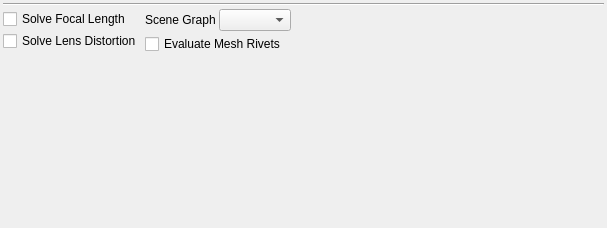
Qt form python/mmSolver/tools/solver/widget/solver_basic_widget.ui (david-cattermole/mayaMatchMoveSolver) before a commit.
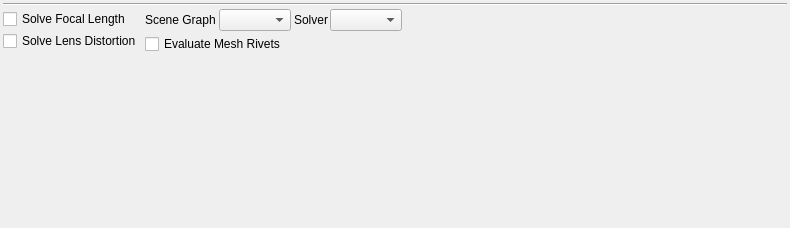
The same form after that commit.

Commit message: Core Solver - Add Ceres LMDIF solver.

```diff
--- a/python/mmSolver/tools/solver/widget/solver_basic_widget.ui
+++ b/python/mmSolver/tools/solver/widget/solver_basic_widget.ui
@@ -6,7 +6,7 @@
    <rect>
     <x>0</x>
     <y>0</y>
-    <width>607</width>
+    <width>790</width>
     <height>228</height>
    </rect>
   </property>
@@ -126,6 +126,50 @@
        </item>
       </layout>
      </item>
+     <item>
+      <layout class="QVBoxLayout" name="options3_layout">
+       <property name="spacing">
+        <number>2</number>
+       </property>
+       <item>
+        <layout class="QHBoxLayout" name="solverType_layout" stretch="0,0">
+         <property name="spacing">
+          <number>2</number>
+         </property>
+         <item>
+          <widget class="QLabel" name="solverType_label">
+           <property name="text">
+            <string>Solver</string>
+           </property>
+          </widget>
+         </item>
+         <item>
+          <widget class="QComboBox" name="solverType_comboBox">
+           <property name="sizePolicy">
+            <sizepolicy hsizetype="Minimum" vsizetype="Fixed">
+             <horstretch>1</horstretch>
+             <verstretch>0</verstretch>
+            </sizepolicy>
+           </property>
+          </widget>
+         </item>
+        </layout>
+       </item>
+       <item>
+        <spacer name="verticalSpacer_6">
+         <property name="orientation">
+          <enum>Qt::Vertical</enum>
+         </property>
+         <property name="sizeHint" stdset="0">
+          <size>
+           <width>20</width>
+           <height>0</height>
+          </size>
+         </property>
+        </spacer>
+       </item>
+      </layout>
+     </item>
      <item>
       <spacer name="horizontalSpacer_2">
        <property name="orientation">
```
The commit also changes 56 other files.
